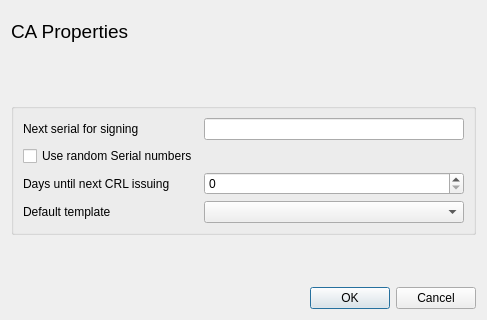
Old version of the form ui/CaProperties.ui in the repository chris2511/xca.
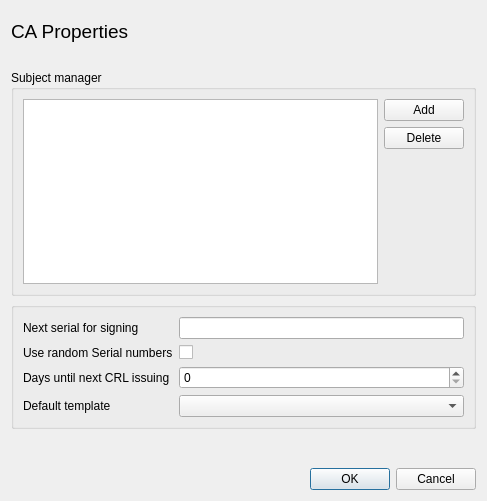
New version of the form. Custom widgets are drawn as their Qt base class.

```diff
--- a/ui/CaProperties.ui
+++ b/ui/CaProperties.ui
@@ -7,7 +7,7 @@
     <x>0</x>
     <y>0</y>
     <width>487</width>
-    <height>320</height>
+    <height>501</height>
    </rect>
   </property>
   <layout class="QVBoxLayout" name="verticalLayout_2">
@@ -81,6 +81,49 @@
      </property>
     </spacer>
    </item>
+   <item>
+    <widget class="QGroupBox" name="groupBox">
+     <property name="title">
+      <string>Subject manager</string>
+     </property>
+     <layout class="QHBoxLayout" name="horizontalLayout_2">
+      <item>
+       <widget class="kvView" name="subjectManager"/>
+      </item>
+      <item>
+       <layout class="QVBoxLayout" name="verticalLayout_5">
+        <item>
+         <widget class="QPushButton" name="extDNadd">
+          <property name="text">
+           <string>Add</string>
+          </property>
+         </widget>
+        </item>
+        <item>
+         <widget class="QPushButton" name="extDNdel">
+          <property name="text">
+           <string>Delete</string>
+          </property>
+         </widget>
+        </item>
+        <item>
+         <spacer name="verticalSpacer">
+          <property name="orientation">
+           <enum>Qt::Vertical</enum>
+          </property>
+          <property name="sizeHint" stdset="0">
+           <size>
+            <width>20</width>
+            <height>40</height>
+           </size>
+          </property>
+         </spacer>
+        </item>
+       </layout>
+      </item>
+     </layout>
+    </widget>
+   </item>
    <item>
     <widget class="QGroupBox" name="certName">
      <layout class="QVBoxLayout" name="verticalLayout">
@@ -89,13 +132,6 @@
         <item row="0" column="1">
          <widget class="QLineEdit" name="serial"/>
         </item>
-        <item row="1" column="0">
-         <widget class="QCheckBox" name="randomSerial">
-          <property name="text">
-           <string>Use random Serial numbers</string>
-          </property>
-         </widget>
-        </item>
         <item row="2" column="0">
          <widget class="QLabel" name="label">
           <property name="text">
@@ -123,6 +159,20 @@
           </property>
          </widget>
         </item>
+        <item row="1" column="1">
+         <widget class="QCheckBox" name="randomSerial">
+          <property name="text">
+           <string/>
+          </property>
+         </widget>
+        </item>
+        <item row="1" column="0">
+         <widget class="QLabel" name="label_4">
+          <property name="text">
+           <string>Use random Serial numbers</string>
+          </property>
+         </widget>
+        </item>
        </layout>
       </item>
      </layout>
@@ -150,6 +200,17 @@
    </item>
   </layout>
  </widget>
+ <customwidgets>
+  <customwidget>
+   <class>kvView</class>
+   <extends>QTableView</extends>
+   <header>widgets/kvView.h</header>
+   <slots>
+    <slot>addKvRow()</slot>
+    <slot>deleteCurrentRow()</slot>
+   </slots>
+  </customwidget>
+ </customwidgets>
  <resources/>
  <connections>
   <connection>
```
Left out of the diff: 42 changed lines with no effect on the pictures.
